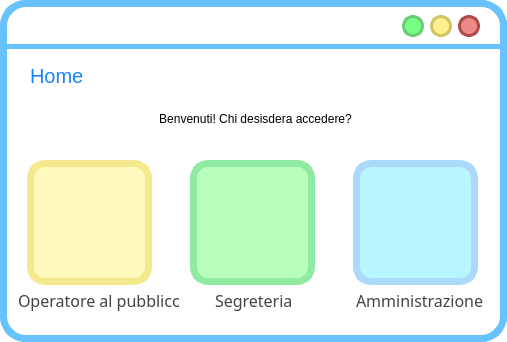
Before: the Qt Designer form ui/MainPage.ui in SbattellaMattia/SoftwareEngineering, drawn with Qt 5.
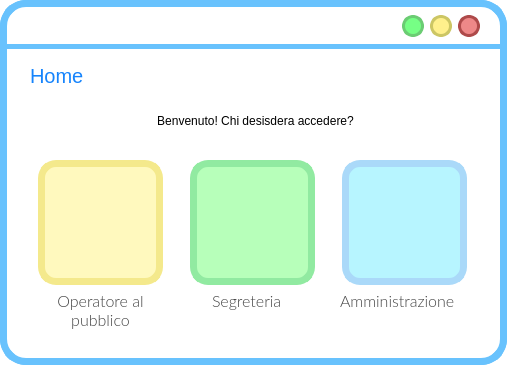
After: the same form once the commit is applied. Icons and pictures are not drawn.

What changed in the file:
```diff
--- a/ui/MainPage.ui
+++ b/ui/MainPage.ui
@@ -7,7 +7,7 @@
     <x>0</x>
     <y>0</y>
     <width>507</width>
-    <height>342</height>
+    <height>365</height>
    </rect>
   </property>
   <property name="windowTitle">
@@ -232,7 +232,7 @@
     <property name="geometry">
      <rect>
       <x>10</x>
-      <y>94</y>
+      <y>96</y>
       <width>491</width>
       <height>51</height>
      </rect>
@@ -244,21 +244,21 @@
 }</string>
     </property>
     <property name="text">
-     <string>&lt;html&gt;&lt;head/&gt;&lt;body&gt;&lt;p align=&quot;center&quot;&gt;Benvenuti! Chi desisdera accedere?&lt;/p&gt;&lt;/body&gt;&lt;/html&gt;</string>
+     <string>&lt;html&gt;&lt;head/&gt;&lt;body&gt;&lt;p align=&quot;center&quot;&gt;Benvenuto! Chi desisdera accedere?&lt;/p&gt;&lt;/body&gt;&lt;/html&gt;</string>
     </property>
    </widget>
    <widget class="QLabel" name="label_15">
     <property name="geometry">
      <rect>
-      <x>18</x>
+      <x>40</x>
       <y>290</y>
-      <width>161</width>
-      <height>21</height>
+      <width>121</width>
+      <height>41</height>
      </rect>
     </property>
     <property name="font">
      <font>
-      <family>Lato-light</family>
+      <family>Lato Light</family>
       <pointsize>-1</pointsize>
       <weight>50</weight>
       <italic>false</italic>
@@ -280,11 +280,17 @@
     <property name="text">
      <string>Operatore al pubblico</string>
     </property>
+    <property name="alignment">
+     <set>Qt::AlignCenter</set>
+    </property>
+    <property name="wordWrap">
+     <bool>true</bool>
+    </property>
    </widget>
    <widget class="QLabel" name="operatoreAlPubblico">
     <property name="geometry">
      <rect>
-      <x>27</x>
+      <x>38</x>
       <y>160</y>
       <width>125</width>
       <height>125</height>
@@ -326,7 +332,7 @@
    <widget class="QLabel" name="amministrazione">
     <property name="geometry">
      <rect>
-      <x>353</x>
+      <x>342</x>
       <y>160</y>
       <width>125</width>
       <height>125</height>
@@ -368,7 +374,7 @@
    <widget class="QLabel" name="label_16">
     <property name="geometry">
      <rect>
-      <x>215</x>
+      <x>212</x>
       <y>290</y>
       <width>81</width>
       <height>21</height>
@@ -376,7 +382,7 @@
     </property>
     <property name="font">
      <font>
-      <family>Lato-light</family>
+      <family>Lato Light</family>
       <pointsize>-1</pointsize>
       <weight>50</weight>
       <italic>false</italic>
@@ -444,7 +450,7 @@
    <widget class="QLabel" name="label_17">
     <property name="geometry">
      <rect>
-      <x>356</x>
+      <x>340</x>
       <y>290</y>
       <width>131</width>
       <height>21</height>
@@ -452,7 +458,7 @@
     </property>
     <property name="font">
      <font>
-      <family>Lato-light</family>
+      <family>Lato Light</family>
       <pointsize>-1</pointsize>
       <weight>50</weight>
       <italic>false</italic>
```
Left out of the diff: 7 changed lines with no effect on the pictures.
